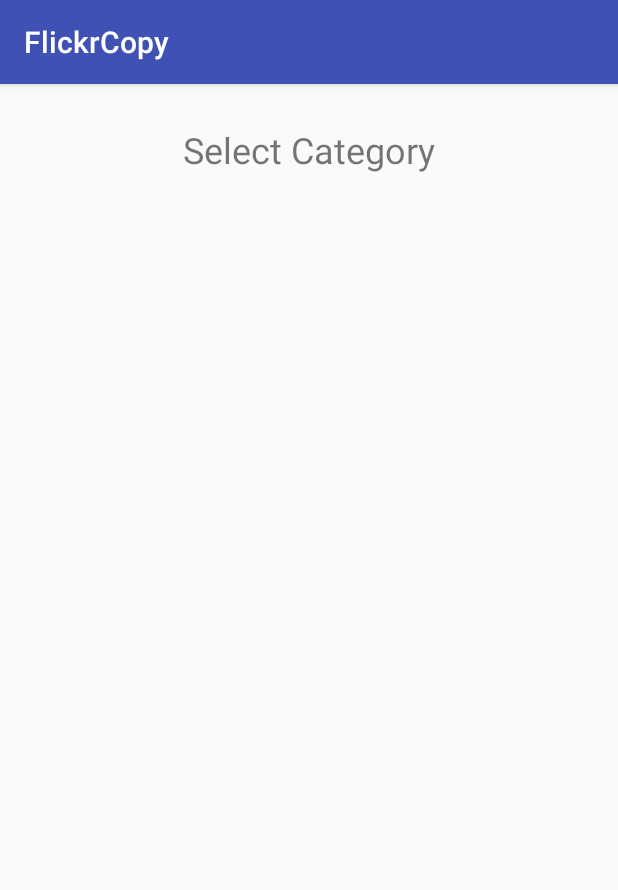
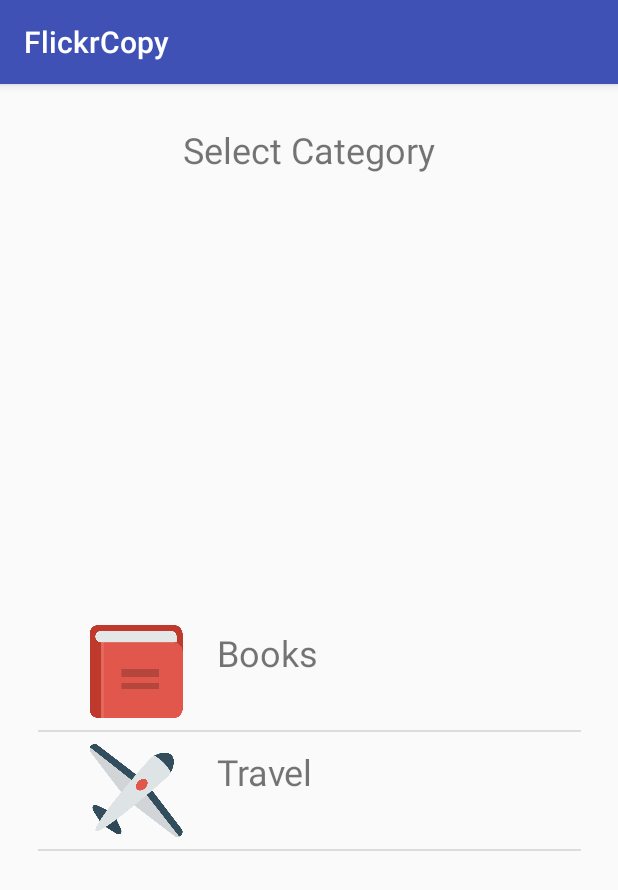
Before and after one commit to IsaacSec/FlickrCopy, an Android app: the screen it shows after launch (MainActivity), on a phone screen of 412 x 824 dp. Shown: the top 890 px of the screen. Run offline under Robolectric (Android 15) with nearby library versions, the phone set to English and light mode, and no system bars.

Commit message:
Custom Adapter for categories

```diff
--- /dev/null
+++ b/app/src/main/java/adapter/CategoryAdapter.java
@@ -0,0 +1,41 @@
+package adapter;
+
+import android.content.Context;
+import android.support.annotation.NonNull;
+import android.support.annotation.Nullable;
+import android.view.LayoutInflater;
+import android.view.View;
+import android.view.ViewGroup;
+import android.widget.ArrayAdapter;
+import android.widget.ImageView;
+import android.widget.TextView;
+
+import com.example.isaac.flickrcopy.R;
+import java.util.ArrayList;
+import model.CategoryRow;
+
+/**
+ * Created by isaac on 8/29/17.
+ */
+
+public class CategoryAdapter extends ArrayAdapter{
+
+    public CategoryAdapter(@NonNull Context context, ArrayList<CategoryRow> categories) {
+        super(context, R.layout.category_row, categories);
+    }
+
+    @NonNull
+    @Override
+    public View getView(int position, @Nullable View convertView, @NonNull ViewGroup parent) {
+        LayoutInflater layoutInflater = LayoutInflater.from(getContext());
+        View customView = layoutInflater.inflate(R.layout.category_row, parent, false);
+        CategoryRow category = (CategoryRow) getItem(position);
+
+        TextView tvCategory = (TextView) customView.findViewById(R.id.categoryText);
+        tvCategory.setText(category.getCategoryTag());
+
+        ImageView imIcon = (ImageView) customView.findViewById(R.id.categoryIcon);
+        imIcon.setImageDrawable(category.getImage());
+        return customView;
+    }
+}
--- a/app/src/main/java/com/example/isaac/flickrcopy/MainActivity.java
+++ b/app/src/main/java/com/example/isaac/flickrcopy/MainActivity.java
@@ -1,15 +1,41 @@
 package com.example.isaac.flickrcopy;
 
+import android.graphics.drawable.Drawable;
 import android.support.v7.app.AppCompatActivity;
 import android.os.Bundle;
+import android.widget.ArrayAdapter;
+import android.widget.ListView;
+
+import java.util.ArrayList;
+
+import adapter.CategoryAdapter;
+import model.CategoryRow;
 
 public class MainActivity extends AppCompatActivity {
 
-
+    private ListView categories;
 
     @Override
     protected void onCreate(Bundle savedInstanceState) {
         super.onCreate(savedInstanceState);
         setContentView(R.layout.activity_main);
+
+        initGUIElements();
+    }
+
+    private ArrayList<CategoryRow> getCategories() {
+        ArrayList<CategoryRow> categories = new ArrayList<>();
+
+        categories.add(new CategoryRow(this,"Books"));
+        categories.add(new CategoryRow(this, "Travel"));
+
+        return categories;
+    }
+
+    private void initGUIElements(){
+        categories = (ListView) findViewById(R.id.lvCategories);
+
+        ArrayAdapter<CategoryRow> adapter = new CategoryAdapter(this, getCategories());
+        categories.setAdapter(adapter);
     }
 }
--- /dev/null
+++ b/app/src/main/java/model/CategoryRow.java
@@ -0,0 +1,45 @@
+package model;
+
+import android.content.Context;
+import android.graphics.drawable.Drawable;
+
+import com.example.isaac.flickrcopy.MainActivity;
+
+import java.io.IOException;
+import java.io.InputStream;
+
+/**
+ * Created by isaac on 8/29/17.
+ */
+
+public class CategoryRow {
+    private Drawable image;
+    private String categoryTag;
+
+    public CategoryRow(Context context, String categoryTag) {
+        try {
+            InputStream is = context.getAssets().open(categoryTag + ".png");
+            Drawable d = Drawable.createFromStream(is, null);
+            this.image = d;
+        } catch (IOException e) {
+            e.printStackTrace();
+        }
+        this.categoryTag = categoryTag;
+    }
+
+    public Drawable getImage() {
+        return image;
+    }
+
+    public void setImage(Drawable image) {
+        this.image = image;
+    }
+
+    public String getCategoryTag() {
+        return categoryTag;
+    }
+
+    public void setCategoryTag(String categoryTag) {
+        this.categoryTag = categoryTag;
+    }
+}
--- /dev/null
+++ b/app/src/main/res/layout/category_row.xml
@@ -0,0 +1,34 @@
+<?xml version="1.0" encoding="utf-8"?>
+<android.support.constraint.ConstraintLayout xmlns:android="http://schemas.android.com/apk/res/android"
+    xmlns:app="http://schemas.android.com/apk/res-auto"
+    xmlns:tools="http://schemas.android.com/tools"
+    android:orientation="vertical" android:layout_width="match_parent"
+    android:layout_height="match_parent">
+
+    <TextView
+        android:id="@+id/categoryText"
+        android:layout_width="242dp"
+        android:layout_height="58dp"
+        android:text="TextView"
+        android:textAlignment="viewStart"
+        android:textSize="24sp"
+        app:layout_constraintTop_toTopOf="parent"
+        android:layout_marginTop="8dp"
+        app:layout_constraintBottom_toBottomOf="parent"
+        android:layout_marginBottom="8dp"
+        app:layout_constraintLeft_toRightOf="@+id/categoryIcon"
+        android:layout_marginLeft="20dp" />
+
+    <ImageView
+        android:id="@+id/categoryIcon"
+        android:layout_width="68dp"
+        android:layout_height="62dp"
+        app:srcCompat="@mipmap/ic_launcher"
+        app:layout_constraintTop_toTopOf="parent"
+        android:layout_marginTop="8dp"
+        app:layout_constraintBottom_toBottomOf="parent"
+        android:layout_marginBottom="8dp"
+        android:layout_marginLeft="31dp"
+        app:layout_constraintLeft_toLeftOf="parent"
+        app:layout_constraintVertical_bias="0.498" />
+</android.support.constraint.ConstraintLayout>
```
Also changed, not shown: app/src/main/assets/Books.png (added), app/src/main/assets/Travel.png (added).
